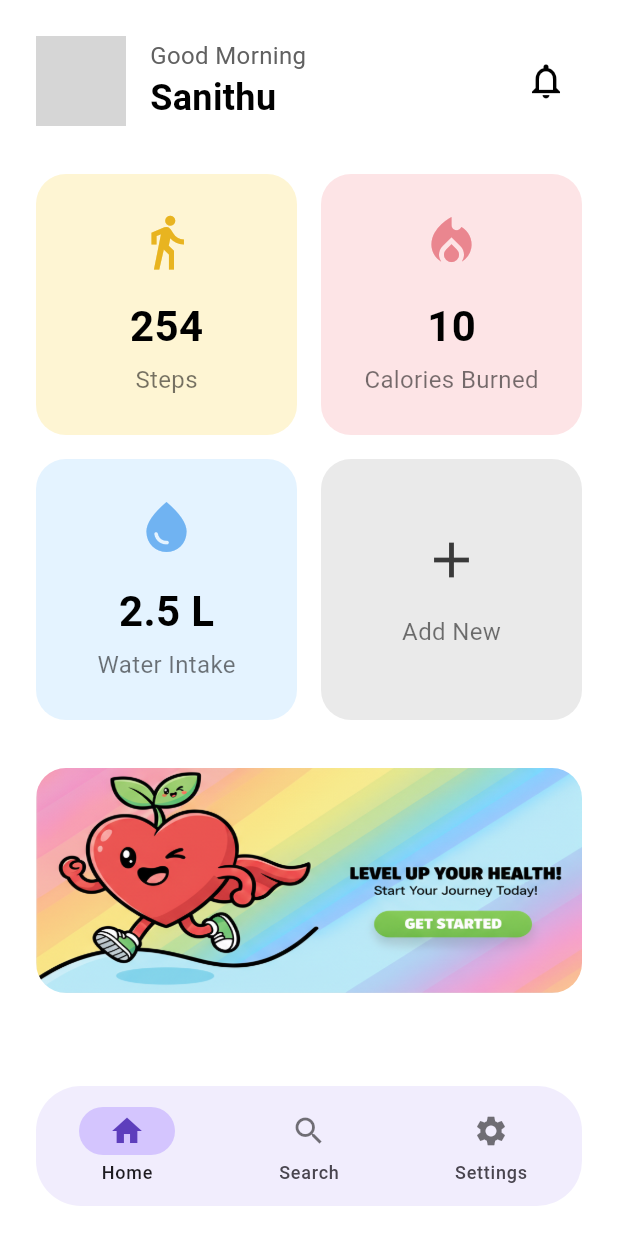
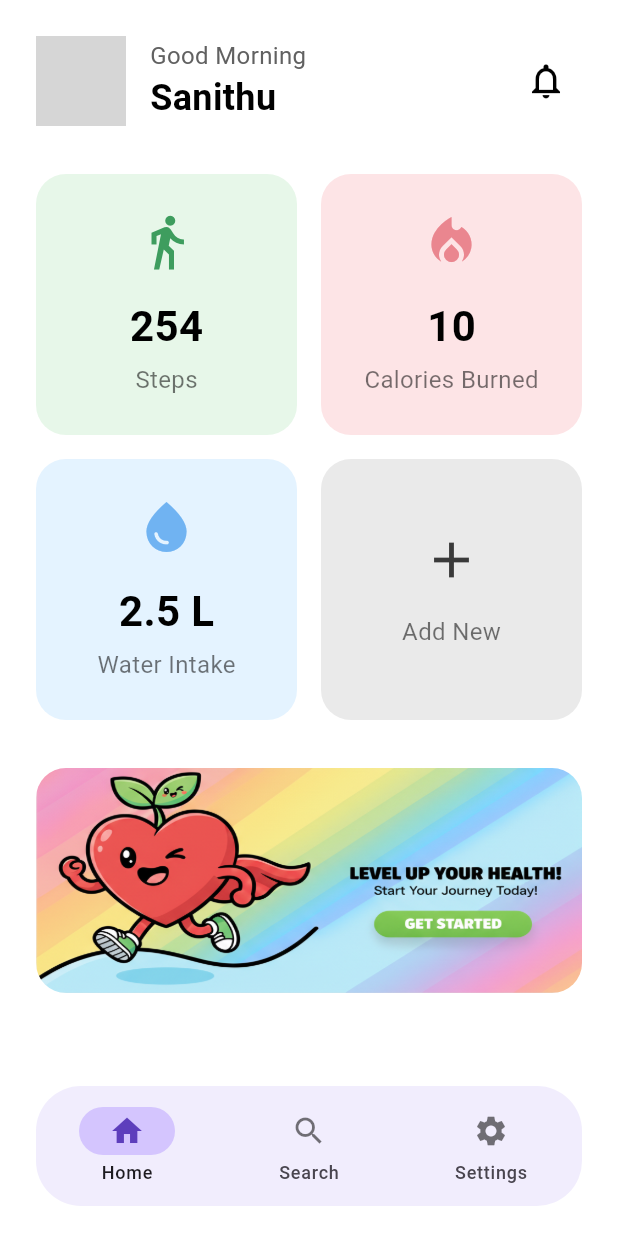
Before and after one commit to SanithuM/HealthMate_Fitness_App, a Flutter app: the screen it shows after launch, on a phone screen of 412 x 824 dp. Run offline on Flutter 3.47's test engine with Material 3 defaults, Android fonts, the phone set to English and light mode, and no system bars; our stand-ins replace sqflite, sqflite_common_ffi_web; accounts and stored records are empty; network calls fail; grey boxes are pictures that could not be loaded.

Commit message:
modified:   lib/pages/home_page.dart

```diff
--- a/lib/pages/home_page.dart
+++ b/lib/pages/home_page.dart
@@ -102,8 +102,8 @@ class HomePage extends StatelessWidget {
           icon: Icons.directions_walk,
           value: '254',
           label: 'Steps',
-          color: const Color(0xFFFEF5D3),
-          iconColor: const Color(0xFFE8B420),
+          color: const Color(0xFFE7F7E9),
+          iconColor: const Color(0xFF3E9D5E),
           onTap: () {}, // Can add navigation later
         ),
         InfoCard(
```
